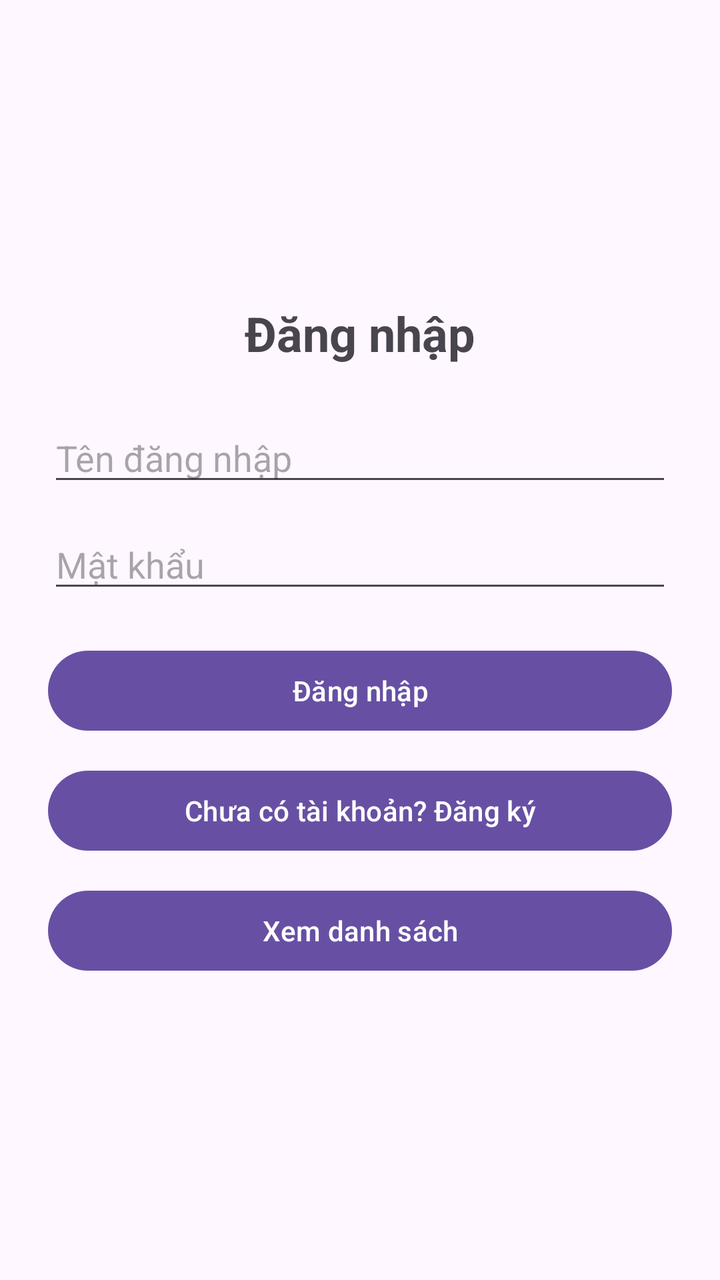
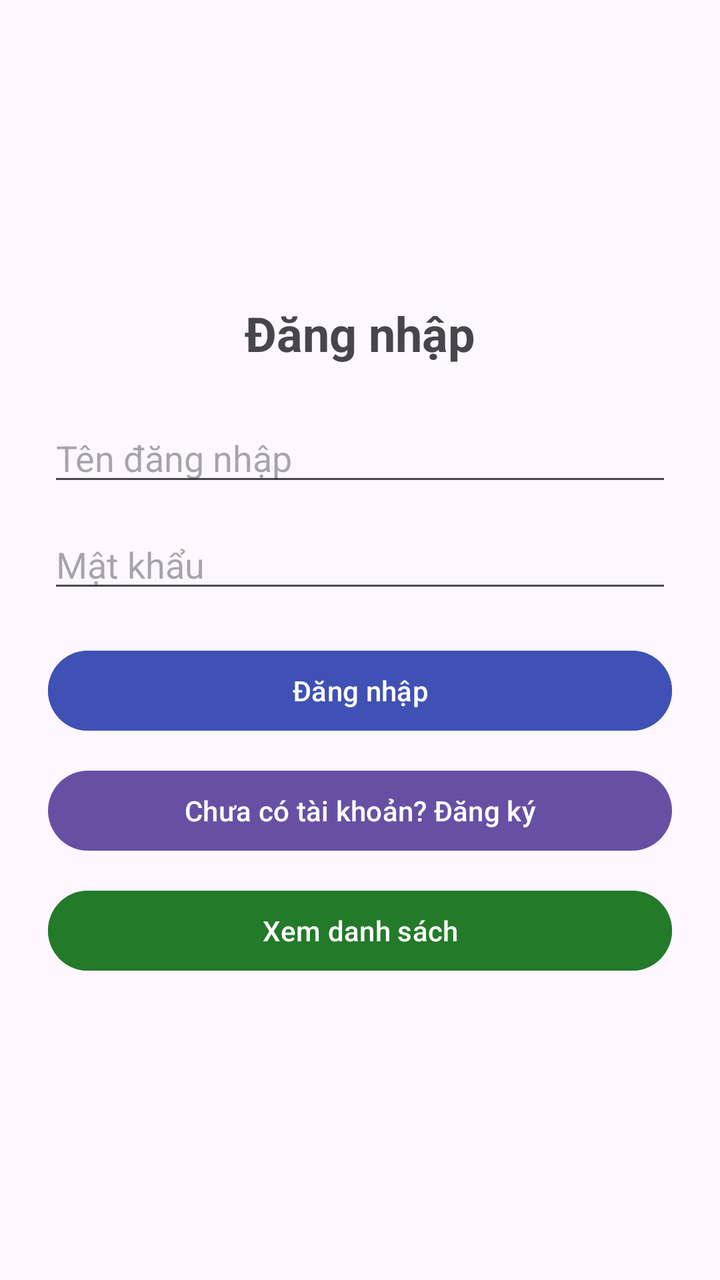

Compare the two renders of this Android layout. The source of the first and the diff that turns it into the second are given below.
<!-- AndroidManifest.xml: application theme Theme.MobilePro -->
<!-- res/layout/activity_login.xml -->
<?xml version="1.0" encoding="utf-8"?>

<LinearLayout xmlns:android="http://schemas.android.com/apk/res/android"
    android:layout_width="match_parent"
    android:layout_height="match_parent"
    android:orientation="vertical"
    android:padding="24dp"
    android:gravity="center_vertical">

    <TextView
        android:layout_width="wrap_content"
        android:layout_height="wrap_content"
        android:text="Đăng nhập"
        android:textSize="24sp"
        android:textStyle="bold"
        android:layout_gravity="center_horizontal"
        android:layout_marginBottom="24dp"/>

    <EditText
        android:id="@+id/edtLoginUsername"
        android:layout_width="match_parent"
        android:layout_height="wrap_content"
        android:hint="Tên đăng nhập"
        android:inputType="text"
        android:layout_marginBottom="12dp"/>

    <EditText
        android:id="@+id/edtLoginPassword"
        android:layout_width="match_parent"
        android:layout_height="wrap_content"
        android:hint="Mật khẩu"
        android:inputType="textPassword"
        android:layout_marginBottom="20dp"/>

    <Button
        android:id="@+id/btnLogin"
        android:layout_width="match_parent"
        android:layout_height="wrap_content"
        android:text="Đăng nhập"
        android:layout_marginBottom="12dp"/>

    <Button
        android:id="@+id/btnGoToRegister"
        android:layout_width="match_parent"
        android:layout_height="wrap_content"
        android:text="Chưa có tài khoản? Đăng ký"/>

    <Button
        android:id="@+id/btnGoToList"
        android:layout_width="match_parent"
        android:layout_height="wrap_content"
        android:text="Xem danh sách"
        android:layout_marginTop="12dp"/>

</LinearLayout>
<!-- resources referenced by this layout -->
<resources>
  <style name="Theme.MobilePro" parent="Base.Theme.MobilePro" />
  <style name="Base.Theme.MobilePro" parent="Theme.Material3.DayNight.NoActionBar">
          
          
      </style>
</resources>

<!-- the commit's change to res/layout/activity_login.xml (unified diff, before → after) -->
@@ -36,8 +36,9 @@
         android:id="@+id/btnLogin"
         android:layout_width="match_parent"
         android:layout_height="wrap_content"
-        android:text="Đăng nhập"
-        android:layout_marginBottom="12dp"/>
+        android:layout_marginBottom="12dp"
+        android:backgroundTint="#3F51B5"
+        android:text="Đăng nhập" />
 
     <Button
         android:id="@+id/btnGoToRegister"
@@ -49,7 +50,8 @@
         android:id="@+id/btnGoToList"
         android:layout_width="match_parent"
         android:layout_height="wrap_content"
-        android:text="Xem danh sách"
-        android:layout_marginTop="12dp"/>
+        android:layout_marginTop="12dp"
+        android:backgroundTint="#237A29"
+        android:text="Xem danh sách" />
 
 </LinearLayout>
